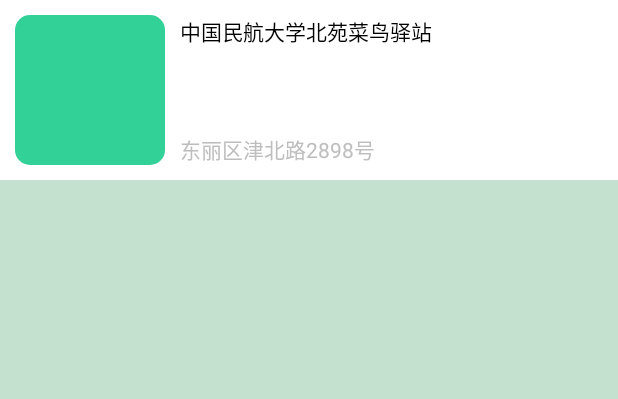
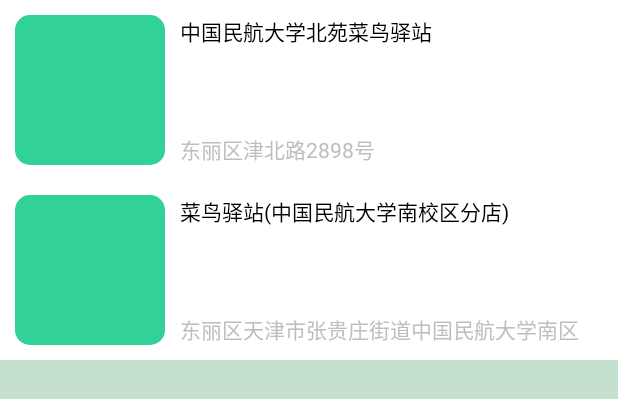
Before and after one commit to Mag1skY/recliam_app, an Android app: the layout totaldest.xml on its own in the app's theme, with its tools: preview values and no code run, on a phone screen of 412 x 824 dp. Shown: the top 399 px of the screen. Run offline under Robolectric (Android 15) with nearby library versions, the phone set to English and light mode, and no system bars.

Commit message:
选择驿站

```diff
--- a/app/src/main/AndroidManifest.xml
+++ b/app/src/main/AndroidManifest.xml
@@ -48,6 +48,7 @@
         <activity android:name="com.wythe.mall.activity.ExpressActivity"/>
         <activity android:name="com.wythe.mall.activity.ProductActivity" android:windowSoftInputMode="stateHidden"/>
         <activity android:name="com.wythe.mall.activity.ProductDetailActivity"/>
+        <activity android:name="com.wythe.mall.activity.ShowMap"/>
         <!--Image Selector Entry-->
 
         <activity
--- a/app/src/main/java/com/wythe/mall/activity/BalanceActivity.java
+++ b/app/src/main/java/com/wythe/mall/activity/BalanceActivity.java
@@ -12,6 +12,7 @@ import net.micode.wcnm.R;
  * Created by wythe on 2016/7/17.
  */
 public class BalanceActivity extends BaseActivity {
+
     @Override
     protected void onCreate(Bundle savedInstanceState) {
         super.onCreate(savedInstanceState);
--- a/app/src/main/java/com/wythe/mall/activity/MainActivity.java
+++ b/app/src/main/java/com/wythe/mall/activity/MainActivity.java
@@ -14,9 +14,9 @@ import com.facebook.drawee.backends.pipeline.Fresco;
 import com.wythe.mall.adapter.FragmentTabAdapter;
 import com.wythe.mall.ui.CategoryFragment;
 import com.wythe.mall.ui.My_HomeFragment;
-import com.wythe.mall.ui.ShowMap;
 import com.wythe.mall.ui.CartFragment;
 import com.wythe.mall.ui.PersonalFragment;
+import com.wythe.mall.ui.TotalDest;
 
 import net.micode.wcnm.R;
 
@@ -45,7 +45,7 @@ public class MainActivity extends FragmentActivity {
         radio_button_group = (RadioGroup) findViewById(R.id.radio_button_group);
         fragments.add(new My_HomeFragment());
         fragments.add(new CategoryFragment());
-        fragments.add(new ShowMap());
+        fragments.add(new TotalDest());
         fragments.add(new CartFragment());
         fragments.add(new PersonalFragment());
         tabAdapter = new FragmentTabAdapter(this, fragments, R.id.fragment_content, radio_button_group);
--- a/app/src/main/java/com/wythe/mall/activity/ProductDetailActivity.java
+++ b/app/src/main/java/com/wythe/mall/activity/ProductDetailActivity.java
@@ -17,7 +17,7 @@ import androidx.fragment.app.FragmentPagerAdapter;
 import androidx.viewpager.widget.ViewPager;
 
 import com.wythe.mall.ui.ProductInfoFragment;
-import com.wythe.mall.ui.ShowMap;
+import com.wythe.mall.ui.TotalDest;
 import com.wythe.mall.view.Indicator;
 
 import net.micode.wcnm.R;
@@ -58,8 +58,8 @@ public class ProductDetailActivity extends FragmentActivity implements View.OnCl
         //List
         list = new ArrayList<Fragment>();
         list.add(new ProductInfoFragment());
-        list.add(new ShowMap());
-        list.add(new ShowMap());
+        list.add(new TotalDest());
+        list.add(new TotalDest());
         //Adapter
         mAdapter = new FragmentPagerAdapter(getSupportFragmentManager()) {
             @Override
--- a/app/src/main/res/layout/totaldest.xml
+++ b/app/src/main/res/layout/totaldest.xml
@@ -4,9 +4,17 @@
     android:layout_height="match_parent"
     android:orientation="vertical"
     android:background="#C4E1d0">
+    <ScrollView
+        android:layout_width="match_parent"
+        android:layout_height="match_parent">
+        <LinearLayout
+            android:orientation="vertical"
+            android:layout_width="match_parent"
+            android:layout_height="match_parent">
+
 
             <LinearLayout
-        android:id="@+id/dest_button"
+                android:id="@+id/dest_button1"
                 android:orientation="horizontal" android:layout_width="match_parent"
                 android:layout_height="120dp" android:background="@color/white"
                 android:paddingLeft="10dp" android:paddingRight="10dp"
@@ -14,7 +22,6 @@
                 <ImageView
                     android:layout_width="100dp"
                     android:layout_height="100dp"
-            android:id="@+id/list_item_image"
                     android:src="@drawable/home_score"/>
                 <RelativeLayout
                     android:layout_width="match_parent"
@@ -23,26 +30,58 @@
                     <TextView
                         android:layout_width="match_parent"
                         android:layout_height="wrap_content"
-                android:id="@+id/list_item_title"
                         android:textColor="@color/black"
                         android:text="中国民航大学北苑菜鸟驿站"/>
 
                     <LinearLayout
                         android:layout_width="match_parent"
                         android:layout_height="wrap_content"
-                android:id="@+id/list_item_info_container"
                         android:layout_alignParentBottom="true"
                         android:orientation="horizontal">
                         <TextView
                             android:layout_width="match_parent"
-                    android:id="@+id/list_item_info"
                             android:layout_height="wrap_content"
                             android:text="东丽区津北路2898号"/>
                     </LinearLayout>
 
                 </RelativeLayout>
             </LinearLayout>
+            <LinearLayout
+                android:id="@+id/dest_button2"
+                android:orientation="horizontal" android:layout_width="match_parent"
+                android:layout_height="120dp" android:background="@color/white"
+                android:paddingLeft="10dp" android:paddingRight="10dp"
+                android:paddingTop="10dp" android:paddingBottom="10dp">
+                <ImageView
+                    android:layout_width="100dp"
+                    android:layout_height="100dp"
+                    android:src="@drawable/home_score"/>
+                <RelativeLayout
+                    android:layout_width="match_parent"
+                    android:layout_height="wrap_content"
+                    android:layout_marginLeft="10dp">
+                    <TextView
+                        android:layout_width="match_parent"
+                        android:layout_height="wrap_content"
+                        android:textColor="@color/black"
+                        android:text="菜鸟驿站(中国民航大学南校区分店)"/>
 
+                    <LinearLayout
+                        android:layout_width="match_parent"
+                        android:layout_height="wrap_content"
+                        android:layout_alignParentBottom="true"
+                        android:orientation="horizontal">
+                        <TextView
+                            android:layout_width="match_parent"
+                            android:layout_height="wrap_content"
+                            android:text="东丽区天津市张贵庄街道中国民航大学南区"/>
+                    </LinearLayout>
 
+                </RelativeLayout>
+            </LinearLayout>
 
         </LinearLayout>
+
+    </ScrollView>
+
+</LinearLayout>
```
Also changed, not shown: app/src/main/java/com/wythe/mall/activity/ShowMap.java (renamed from app/src/main/java/com/wythe/mall/ui/ShowMap.java, +33 -31 lines), app/src/main/java/com/wythe/mall/ui/Destination.java (deleted, +0 -40 lines), app/src/main/java/com/wythe/mall/ui/TotalDest.java (added, +52 -0 lines), app/src/main/java/com/wythe/mall/activity/BaseActivity.java (line endings or trailing spaces). Lines whose indentation alone changed are shown as unchanged.
